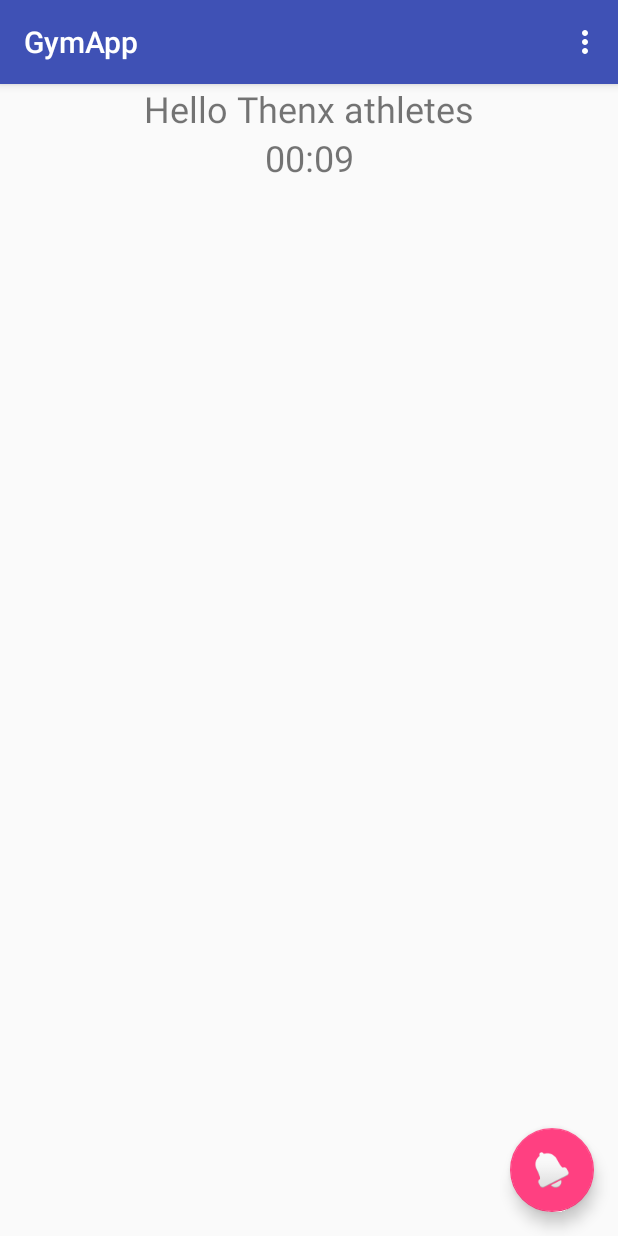
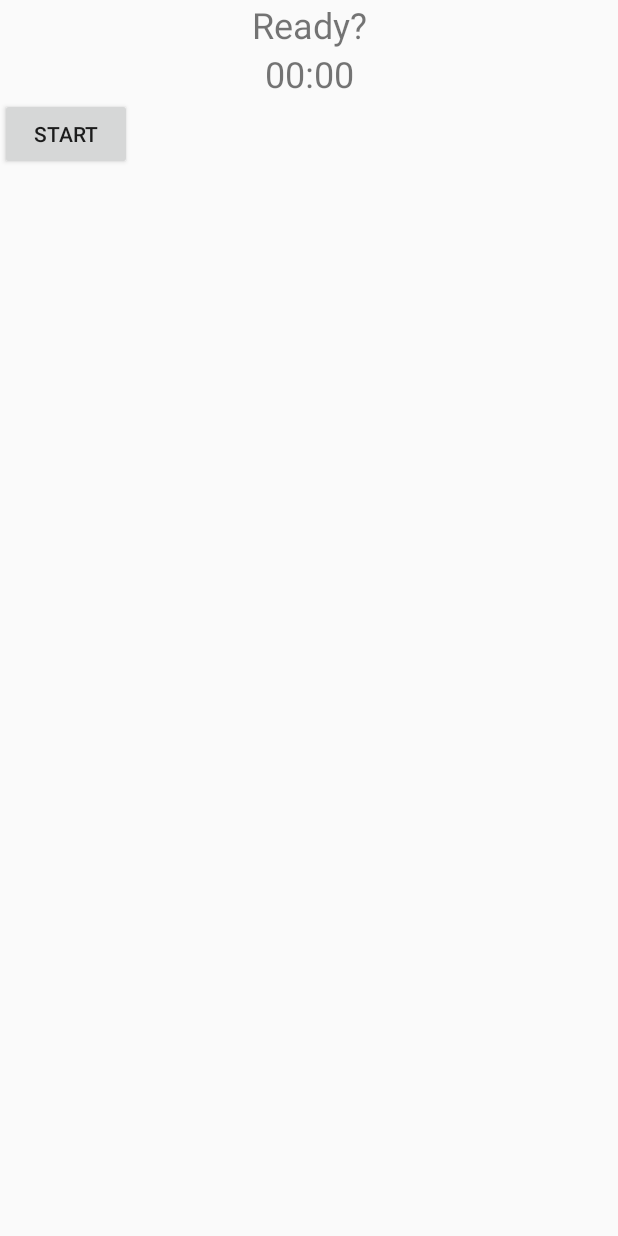
Before and after one commit to lucaviolanti/GymApp, an Android app: the screen it shows after launch (MainActivity before the commit, TimerActivity after it), after a tap on an icon or button, on a phone screen of 412 x 824 dp. Run offline under Robolectric (Android 15) with nearby library versions, the phone set to English and light mode, and no system bars.

Commit message:
Refactor timer activity out of main activity

```diff
--- a/app/src/main/java/org/madgainz/gymapp/MainActivity.kt
+++ b/app/src/main/java/org/madgainz/gymapp/MainActivity.kt
@@ -1,134 +1,19 @@
 package org.madgainz.gymapp
 
-import android.media.MediaPlayer
+import android.content.Intent
 import android.os.Bundle
-import android.os.CountDownTimer
 import android.support.v7.app.AppCompatActivity
-import android.view.Menu
-import android.view.MenuItem
-import android.widget.TextView
 import kotlinx.android.synthetic.main.activity_main.*
-import kotlinx.android.synthetic.main.content_main.*
-import org.madgainz.gymapp.MainActivity.State.*
-import java.util.concurrent.TimeUnit
-import android.speech.tts.TextToSpeech
-import java.util.*
-
 
 class MainActivity : AppCompatActivity() {
-
-    private lateinit var countDownTimer: CountDownTimer
-    private lateinit var mp: MediaPlayer
-    private lateinit var textToSpeech: TextToSpeech
-    private var stateAsInt = 0
-
-    private enum class State(val time: Long, val displayText: String, val order: Int) {
-        STOPPED(0, "Ready", -1),
-        WARM_UP(10000, "Hello Thenx athletes", 0),
-        COOL_DOWN(15000, "Next, ", 2),
-        HIGH_KNEES(45000, "High Knees", 1),
-        RUSSIAN_TWIST(45000, "Russian twists", 3),
-        LEG_RAISE(45000, "Leg Raises", 5),
-        KNEE_RAISE(45000, "Knee Raises", 7),
-        FLUTTER_KICKS(45000, "Flutter kicks", 9),
-        KNEE_TO_ELBOW_PLANK(45000, "Knees to elbows plank", 11),
-        CHAIR_SITUPS(45000, "Chair situps", 13),
-        SEATED_IN_AND_OUTS(45000, "Seated in and outs", 15),
-        JUMPING_JACKS(45000, "Jumping jacks", 17);
-    }
-
-    private fun stateFromInt(value: Int): State {
-        if (value > 17 || value < 0) {
-            return STOPPED
-        }
-        return State.values().firstOrNull { it.order == value } ?: COOL_DOWN
-    }
 
     override fun onCreate(savedInstanceState: Bundle?) {
         super.onCreate(savedInstanceState)
         setContentView(R.layout.activity_main)
         setSupportActionBar(toolbar)
-        mp = MediaPlayer.create(this, R.raw.chime)
-        textToSpeech = object : TextToSpeech(applicationContext, TextToSpeech.OnInitListener { status ->
-            if (status != TextToSpeech.ERROR) {
-                textToSpeech.language = Locale.UK
-            }
-        }) {}
 
-        var running = false
         beepFab.setOnClickListener {
-            if (!running) {
-                running = true
-                stateAsInt = 0
-                textToSpeech.speak("First up, High knees", 0, Bundle.EMPTY, "someId")
-                countDownTimer = startTimer(WARM_UP, timer_display)
-            } else {
-                running = false
-                timer_display.text = getString(R.string.initial_timer_display)
-                countDownTimer.cancel()
-            }
-        }
-    }
-
-    private fun createTimer(state: State, timer: TextView): CountDownTimer {
-        return object : CountDownTimer(state.time, 1) {
-            override fun onTick(millisUntilFinished: Long) {
-                timer.text = format(millisUntilFinished)
-                display_text.text = state.displayText
-            }
-
-            override fun onFinish() {
-                countDownTimer.cancel()
-                mp.start()
-                textToSpeech.speak(getDisplayText(), 0, Bundle.EMPTY, "someId")
-                if (state != STOPPED) {
-                    timer.text = format(0)
-                    countDownTimer = startTimer(getState(++stateAsInt), timer)
-                } else {
-                    timer.text = getString(R.string.initial_timer_display)
-                }
-            }
-        }
-    }
-
-    private fun getDisplayText(): String {
-        val nextState = getState(stateAsInt + 1)
-        return if (nextState == COOL_DOWN) {
-            "${nextState.displayText} ${getState(stateAsInt + 2).displayText}"
-        } else {
-            nextState.displayText
-        }
-    }
-
-    private fun format(millis: Long): String {
-        return String.format("%02d:%02d",
-                TimeUnit.MILLISECONDS.toMinutes(millis) -
-                        TimeUnit.HOURS.toMinutes(TimeUnit.MILLISECONDS.toHours(millis)),
-                TimeUnit.MILLISECONDS.toSeconds(millis) -
-                        TimeUnit.MINUTES.toSeconds(TimeUnit.MILLISECONDS.toMinutes(millis)) + 1)
-    }
-
-    private fun startTimer(initialState: State, timer: TextView): CountDownTimer {
-        return createTimer(initialState, timer).start()
-    }
-
-    private fun getState(currentState: Int): State {
-        return stateFromInt(currentState)
-    }
-
-    override fun onCreateOptionsMenu(menu: Menu): Boolean {
-        // Inflate the menu; this adds items to the action bar if it is present.
-        menuInflater.inflate(R.menu.menu_main, menu)
-        return true
-    }
-
-    override fun onOptionsItemSelected(item: MenuItem): Boolean {
-        // Handle action bar item clicks here. The action bar will
-        // automatically handle clicks on the Home/Up button, so long
-        // as you specify a parent activity in AndroidManifest.xml.
-        return when (item.itemId) {
-            R.id.action_settings -> true
-            else -> super.onOptionsItemSelected(item)
+            startActivity(Intent(it.context, TimerActivity::class.java))
         }
     }
 }
--- /dev/null
+++ b/app/src/main/java/org/madgainz/gymapp/TimerActivity.kt
@@ -0,0 +1,130 @@
+package org.madgainz.gymapp
+
+import android.media.MediaPlayer
+import android.os.Bundle
+import android.os.CountDownTimer
+import android.speech.tts.TextToSpeech
+import android.support.v4.app.FragmentActivity
+import android.view.Menu
+import android.view.MenuItem
+import android.widget.TextView
+import kotlinx.android.synthetic.main.timer_activity.*
+import java.util.*
+import java.util.concurrent.TimeUnit
+import org.madgainz.gymapp.TimerActivity.State.*
+
+class TimerActivity : FragmentActivity() {
+    private lateinit var countDownTimer: CountDownTimer
+    private lateinit var mp: MediaPlayer
+    private lateinit var textToSpeech: TextToSpeech
+    private var stateAsInt = 0
+
+    private enum class State(val time: Long, val displayText: String, val order: Int) {
+        STOPPED(0, "Ready", -1),
+        WARM_UP(10000, "Hello Thenx athletes", 0),
+        COOL_DOWN(15000, "Next, ", 2),
+        HIGH_KNEES(45000, "High Knees", 1),
+        RUSSIAN_TWIST(45000, "Russian twists", 3),
+        LEG_RAISE(45000, "Leg Raises", 5),
+        KNEE_RAISE(45000, "Knee Raises", 7),
+        FLUTTER_KICKS(45000, "Flutter kicks", 9),
+        KNEE_TO_ELBOW_PLANK(45000, "Knees to elbows plank", 11),
+        CHAIR_SITUPS(45000, "Chair situps", 13),
+        SEATED_IN_AND_OUTS(45000, "Seated in and outs", 15),
+        JUMPING_JACKS(45000, "Jumping jacks", 17);
+    }
+
+    private fun stateFromInt(value: Int): State {
+        if (value > 17 || value < 0) {
+            return STOPPED
+        }
+        return State.values().firstOrNull { it.order == value } ?: COOL_DOWN
+    }
+
+    override fun onCreate(savedInstanceState: Bundle?) {
+        super.onCreate(savedInstanceState)
+        setContentView(R.layout.timer_activity)
+        mp = MediaPlayer.create(this, R.raw.chime)
+        textToSpeech = object : TextToSpeech(applicationContext, TextToSpeech.OnInitListener { status ->
+            if (status != TextToSpeech.ERROR) {
+                textToSpeech.language = Locale.UK
+            }
+        }) {}
+
+        var running = false
+        timer_button.setOnClickListener {
+            if (!running) {
+                running = true
+                stateAsInt = 0
+                textToSpeech.speak("First up, High knees", 0, Bundle.EMPTY, "someId")
+                countDownTimer = startTimer(WARM_UP, timer_text)
+            } else {
+                running = false
+                timer_text.text = getString(R.string.initial_timer_text)
+                countDownTimer.cancel()
+            }
+        }
+    }
+
+    private fun createTimer(state: State, timer: TextView): CountDownTimer {
+        return object : CountDownTimer(state.time, 1) {
+            override fun onTick(millisUntilFinished: Long) {
+                timer.text = format(millisUntilFinished)
+                display_text.text = state.displayText
+            }
+
+            override fun onFinish() {
+                countDownTimer.cancel()
+                mp.start()
+                textToSpeech.speak(getDisplayText(), 0, Bundle.EMPTY, "someId")
+                if (state != STOPPED) {
+                    timer.text = format(0)
+                    countDownTimer = startTimer(getState(++stateAsInt), timer)
+                } else {
+                    timer.text = getString(R.string.initial_timer_text)
+                }
+            }
+        }
+    }
+
+    private fun getDisplayText(): String {
+        val nextState = getState(stateAsInt + 1)
+        return if (nextState == COOL_DOWN) {
+            "${nextState.displayText} ${getState(stateAsInt + 2).displayText}"
+        } else {
+            nextState.displayText
+        }
+    }
+
+    private fun format(millis: Long): String {
+        return String.format("%02d:%02d",
+                TimeUnit.MILLISECONDS.toMinutes(millis) -
+                        TimeUnit.HOURS.toMinutes(TimeUnit.MILLISECONDS.toHours(millis)),
+                TimeUnit.MILLISECONDS.toSeconds(millis) -
+                        TimeUnit.MINUTES.toSeconds(TimeUnit.MILLISECONDS.toMinutes(millis)) + 1)
+    }
+
+    private fun startTimer(initialState: State, timer: TextView): CountDownTimer {
+        return createTimer(initialState, timer).start()
+    }
+
+    private fun getState(currentState: Int): State {
+        return stateFromInt(currentState)
+    }
+
+    override fun onCreateOptionsMenu(menu: Menu): Boolean {
+        // Inflate the menu; this adds items to the action bar if it is present.
+        menuInflater.inflate(R.menu.menu_main, menu)
+        return true
+    }
+
+    override fun onOptionsItemSelected(item: MenuItem): Boolean {
+        // Handle action bar item clicks here. The action bar will
+        // automatically handle clicks on the Home/Up button, so long
+        // as you specify a parent activity in AndroidManifest.xml.
+        return when (item.itemId) {
+            R.id.action_settings -> true
+            else -> super.onOptionsItemSelected(item)
+        }
+    }
+}
--- a/app/src/main/res/layout/activity_main.xml
+++ b/app/src/main/res/layout/activity_main.xml
@@ -20,6 +20,14 @@
 
     </android.support.design.widget.AppBarLayout>
 
-    <include layout="@layout/content_main" />
+    <android.support.design.widget.FloatingActionButton
+        android:id="@+id/beepFab"
+        android:layout_width="match_parent"
+        android:layout_height="wrap_content"
+        android:layout_gravity="bottom|end"
+        android:layout_margin="@dimen/fab_margin"
+        app:layout_constraintBottom_toBottomOf="parent"
+        app:layout_constraintRight_toRightOf="parent"
+        app:srcCompat="@android:drawable/ic_popup_reminder" />
 
 </android.support.design.widget.CoordinatorLayout>
--- a/app/src/main/res/layout/content_main.xml
+++ /dev/null
@@ -1,55 +0,0 @@
-<?xml version="1.0" encoding="utf-8"?>
-<android.support.constraint.ConstraintLayout xmlns:android="http://schemas.android.com/apk/res/android"
-    xmlns:app="http://schemas.android.com/apk/res-auto"
-    xmlns:tools="http://schemas.android.com/tools"
-    android:layout_width="match_parent"
-    android:layout_height="match_parent"
-    app:layout_behavior="@string/appbar_scrolling_view_behavior"
-    tools:context=".MainActivity"
-    tools:showIn="@layout/activity_main">
-
-    <android.support.constraint.Guideline
-        android:layout_width="wrap_content"
-        android:layout_height="wrap_content"
-        android:id="@+id/horizontalGuideline"
-        android:orientation="horizontal"
-        app:layout_constraintGuide_percent="0.5"/>
-
-    <android.support.constraint.Guideline
-        android:layout_width="wrap_content"
-        android:layout_height="wrap_content"
-        android:id="@+id/verticalGuideline"
-        android:orientation="vertical"
-        app:layout_constraintGuide_percent="0.5"/>
-
-    <android.support.design.widget.FloatingActionButton
-        android:id="@+id/beepFab"
-        android:layout_width="wrap_content"
-        android:layout_height="wrap_content"
-        android:layout_gravity="bottom|end"
-        android:layout_margin="@dimen/fab_margin"
-        app:layout_constraintBottom_toBottomOf="parent"
-        app:layout_constraintRight_toRightOf="parent"
-        app:srcCompat="@android:drawable/ic_popup_reminder" />
-    <LinearLayout
-        android:layout_width="match_parent"
-        android:layout_height="match_parent"
-        android:orientation="vertical">
-
-        <TextView
-            android:id="@+id/display_text"
-            android:layout_width="match_parent"
-            android:layout_height="wrap_content"
-            android:text="@string/initial_timer_display"
-            android:textAlignment="center"
-            android:textSize="24sp" />
-
-        <TextView
-            android:id="@+id/timer_display"
-            android:layout_width="match_parent"
-            android:layout_height="wrap_content"
-            android:text="@string/initial_timer_display"
-            android:textAlignment="center"
-            android:textSize="24sp" />
-    </LinearLayout>
-</android.support.constraint.ConstraintLayout>
--- /dev/null
+++ b/app/src/main/res/layout/timer_activity.xml
@@ -0,0 +1,38 @@
+<?xml version="1.0" encoding="utf-8"?>
+<android.support.constraint.ConstraintLayout xmlns:android="http://schemas.android.com/apk/res/android"
+    xmlns:app="http://schemas.android.com/apk/res-auto"
+    xmlns:tools="http://schemas.android.com/tools"
+    android:layout_width="match_parent"
+    android:layout_height="match_parent"
+    app:layout_behavior="@string/appbar_scrolling_view_behavior"
+    tools:context=".TimerActivity"
+    tools:showIn="@layout/activity_main">
+
+    <LinearLayout
+        android:layout_width="match_parent"
+        android:layout_height="match_parent"
+        android:orientation="vertical">
+
+        <TextView
+            android:id="@+id/display_text"
+            android:layout_width="match_parent"
+            android:layout_height="wrap_content"
+            android:text="@string/initial_display_text"
+            android:textAlignment="center"
+            android:textSize="24sp" />
+
+        <TextView
+            android:id="@+id/timer_text"
+            android:layout_width="match_parent"
+            android:layout_height="wrap_content"
+            android:text="@string/initial_timer_text"
+            android:textAlignment="center"
+            android:textSize="24sp" />
+
+        <Button
+            android:id="@+id/timer_button"
+            android:layout_width="wrap_content"
+            android:layout_height="wrap_content"
+            android:text="@string/start_button" />
+    </LinearLayout>
+</android.support.constraint.ConstraintLayout>
--- a/app/src/main/res/values/strings.xml
+++ b/app/src/main/res/values/strings.xml
@@ -1,6 +1,7 @@
 <resources>
     <string name="app_name">GymApp</string>
     <string name="action_settings">Settings</string>
-    <string name="timerValue">00:00</string>
-    <string name="initial_timer_display">00:00</string>
+    <string name="initial_display_text">Ready?</string>
+    <string name="initial_timer_text">00:00</string>
+    <string name="start_button">START</string>
 </resources>
```
Also changed, not shown: app/src/main/AndroidManifest.xml (+7 -1 lines).
